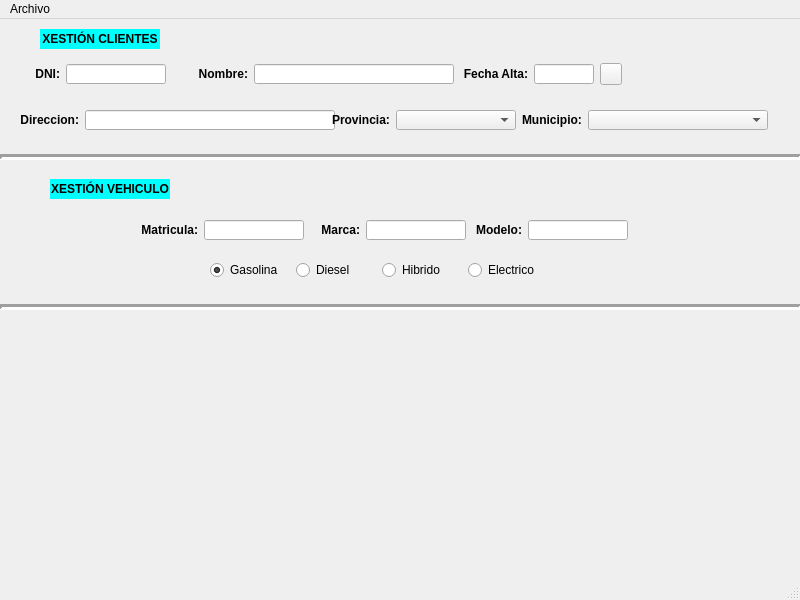
Old version of the form QuintanaRanha/ventMain.ui in the repository Martin-Quintana/Desenvolvemento-de-Interfaces.
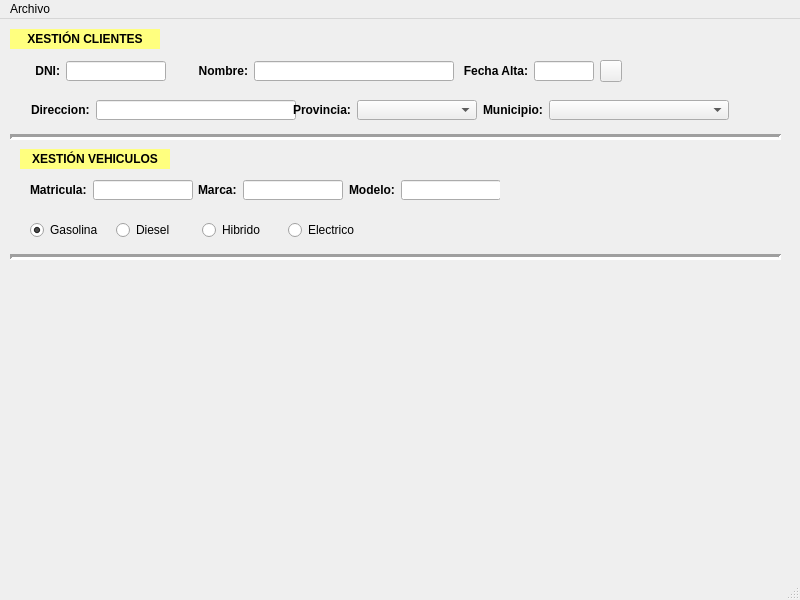
New version of the form. Icons and pictures are not drawn.

What changed in the file:
```diff
--- a/QuintanaRanha/ventMain.ui
+++ b/QuintanaRanha/ventMain.ui
@@ -29,21 +29,21 @@
    <widget class="QLabel" name="lblTitulocli">
     <property name="geometry">
      <rect>
-      <x>40</x>
+      <x>10</x>
       <y>10</y>
-      <width>120</width>
+      <width>150</width>
       <height>20</height>
      </rect>
     </property>
     <property name="minimumSize">
      <size>
-      <width>120</width>
+      <width>150</width>
       <height>20</height>
      </size>
     </property>
     <property name="maximumSize">
      <size>
-      <width>120</width>
+      <width>150</width>
       <height>20</height>
      </size>
     </property>
@@ -58,7 +58,7 @@
      <bool>false</bool>
     </property>
     <property name="styleSheet">
-     <string notr="true">background-color: rgb(0, 255, 255);</string>
+     <string notr="true">background-color: rgb(255, 255, 127);</string>
     </property>
     <property name="text">
      <string>XESTIÓN CLIENTES</string>
@@ -70,9 +70,9 @@
    <widget class="Line" name="line">
     <property name="geometry">
      <rect>
-      <x>0</x>
-      <y>130</y>
-      <width>801</width>
+      <x>10</x>
+      <y>110</y>
+      <width>771</width>
       <height>16</height>
      </rect>
     </property>
@@ -83,288 +83,52 @@
      <enum>Qt::Horizontal</enum>
     </property>
    </widget>
-   <widget class="QLabel" name="lblCartit">
-    <property name="geometry">
-     <rect>
-      <x>50</x>
-      <y>160</y>
-      <width>120</width>
-      <height>20</height>
-     </rect>
-    </property>
-    <property name="minimumSize">
-     <size>
-      <width>120</width>
-      <height>20</height>
-     </size>
-    </property>
-    <property name="maximumSize">
-     <size>
-      <width>120</width>
-      <height>20</height>
-     </size>
-    </property>
-    <property name="font">
-     <font>
-      <pointsize>9</pointsize>
-      <weight>75</weight>
-      <bold>true</bold>
-     </font>
-    </property>
-    <property name="autoFillBackground">
-     <bool>false</bool>
-    </property>
-    <property name="styleSheet">
-     <string notr="true">background-color: rgb(0, 255, 255);</string>
-    </property>
-    <property name="text">
-     <string>XESTIÓN VEHICULO</string>
-    </property>
-    <property name="alignment">
-     <set>Qt::AlignCenter</set>
-    </property>
-   </widget>
-   <widget class="QWidget" name="layoutWidget">
+   <widget class="QLabel" name="lblCarTit">
     <property name="geometry">
      <rect>
       <x>20</x>
-      <y>90</y>
-      <width>748</width>
-      <height>22</height>
+      <y>130</y>
+      <width>150</width>
+      <height>20</height>
      </rect>
     </property>
-    <layout class="QHBoxLayout" name="horizontalLayout_2">
-     <item>
-      <widget class="QLabel" name="lblDirCli">
-       <property name="font">
-        <font>
-         <weight>75</weight>
-         <bold>true</bold>
-        </font>
-       </property>
-       <property name="text">
-        <string>Direccion:</string>
-       </property>
-       <property name="alignment">
-        <set>Qt::AlignRight|Qt::AlignTrailing|Qt::AlignVCenter</set>
-       </property>
-      </widget>
-     </item>
-     <item>
-      <widget class="QLineEdit" name="txtDirCli">
-       <property name="minimumSize">
-        <size>
-         <width>250</width>
-         <height>20</height>
-        </size>
-       </property>
-       <property name="maximumSize">
-        <size>
-         <width>250</width>
-         <height>20</height>
-        </size>
-       </property>
-      </widget>
-     </item>
-     <item>
-      <widget class="QLabel" name="lblProCli">
-       <property name="font">
-        <font>
-         <weight>75</weight>
-         <bold>true</bold>
-        </font>
-       </property>
-       <property name="text">
-        <string>Provincia:</string>
-       </property>
-      </widget>
-     </item>
-     <item>
-      <widget class="QComboBox" name="cmbProCli">
-       <property name="minimumSize">
-        <size>
-         <width>120</width>
-         <height>20</height>
-        </size>
-       </property>
-       <property name="maximumSize">
-        <size>
-         <width>120</width>
-         <height>20</height>
-        </size>
-       </property>
-      </widget>
-     </item>
-     <item>
-      <widget class="QLabel" name="lblMuniCli">
-       <property name="font">
-        <font>
-         <weight>75</weight>
-         <bold>true</bold>
-        </font>
-       </property>
-       <property name="text">
-        <string>Municipio:</string>
-       </property>
-      </widget>
-     </item>
-     <item>
-      <widget class="QComboBox" name="cmbMuniCli">
-       <property name="minimumSize">
-        <size>
-         <width>180</width>
-         <height>20</height>
-        </size>
-       </property>
-       <property name="maximumSize">
-        <size>
-         <width>180</width>
-         <height>20</height>
-        </size>
-       </property>
-      </widget>
-     </item>
-    </layout>
-   </widget>
-   <widget class="QWidget" name="layoutWidget">
-    <property name="geometry">
-     <rect>
-      <x>140</x>
-      <y>200</y>
-      <width>488</width>
-      <height>22</height>
-     </rect>
+    <property name="minimumSize">
+     <size>
+      <width>150</width>
+      <height>20</height>
+     </size>
     </property>
-    <layout class="QHBoxLayout" name="horizontalLayout_3">
-     <item>
-      <widget class="QLabel" name="lblMatri">
-       <property name="font">
-        <font>
-         <weight>75</weight>
-         <bold>true</bold>
-        </font>
-       </property>
-       <property name="text">
-        <string>Matricula:</string>
-       </property>
-       <property name="alignment">
-        <set>Qt::AlignRight|Qt::AlignTrailing|Qt::AlignVCenter</set>
-       </property>
-      </widget>
-     </item>
-     <item>
-      <widget class="QLineEdit" name="txtCar">
-       <property name="minimumSize">
-        <size>
-         <width>100</width>
-         <height>20</height>
-        </size>
-       </property>
-       <property name="maximumSize">
-        <size>
-         <width>100</width>
-         <height>20</height>
-        </size>
-       </property>
-      </widget>
-     </item>
-     <item>
-      <widget class="QLabel" name="lblMarca">
-       <property name="minimumSize">
-        <size>
-         <width>50</width>
-         <height>20</height>
-        </size>
-       </property>
-       <property name="maximumSize">
-        <size>
-         <width>50</width>
-         <height>20</height>
-        </size>
-       </property>
-       <property name="font">
-        <font>
-         <pointsize>9</pointsize>
-         <weight>75</weight>
-         <bold>true</bold>
-        </font>
-       </property>
-       <property name="text">
-        <string>Marca:</string>
-       </property>
-       <property name="alignment">
-        <set>Qt::AlignRight|Qt::AlignTrailing|Qt::AlignVCenter</set>
-       </property>
-      </widget>
-     </item>
-     <item>
-      <widget class="QLineEdit" name="txtMarca">
-       <property name="minimumSize">
-        <size>
-         <width>100</width>
-         <height>20</height>
-        </size>
-       </property>
-       <property name="maximumSize">
-        <size>
-         <width>100</width>
-         <height>20</height>
-        </size>
-       </property>
-      </widget>
-     </item>
-     <item>
-      <widget class="QLabel" name="lblModelo">
-       <property name="minimumSize">
-        <size>
-         <width>50</width>
-         <height>20</height>
-        </size>
-       </property>
-       <property name="maximumSize">
-        <size>
-         <width>50</width>
-         <height>20</height>
-        </size>
-       </property>
-       <property name="font">
-        <font>
-         <pointsize>9</pointsize>
-         <weight>75</weight>
-         <bold>true</bold>
-        </font>
-       </property>
-       <property name="text">
-        <string>Modelo:</string>
-       </property>
-       <property name="alignment">
-        <set>Qt::AlignRight|Qt::AlignTrailing|Qt::AlignVCenter</set>
-       </property>
-      </widget>
-     </item>
-     <item>
-      <widget class="QLineEdit" name="txtModelo">
-       <property name="minimumSize">
-        <size>
-         <width>100</width>
-         <height>20</height>
-        </size>
-       </property>
-       <property name="maximumSize">
-        <size>
-         <width>100</width>
-         <height>20</height>
-        </size>
-       </property>
-      </widget>
-     </item>
-    </layout>
+    <property name="maximumSize">
+     <size>
+      <width>150</width>
+      <height>20</height>
+     </size>
+    </property>
+    <property name="font">
+     <font>
+      <pointsize>9</pointsize>
+      <weight>75</weight>
+      <bold>true</bold>
+     </font>
+    </property>
+    <property name="autoFillBackground">
+     <bool>false</bool>
+    </property>
+    <property name="styleSheet">
+     <string notr="true">background-color: rgb(255, 255, 127);</string>
+    </property>
+    <property name="text">
+     <string>XESTIÓN VEHICULOS</string>
+    </property>
+    <property name="alignment">
+     <set>Qt::AlignCenter</set>
+    </property>
    </widget>
    <widget class="QWidget" name="layoutWidget">
     <property name="geometry">
      <rect>
       <x>30</x>
-      <y>43</y>
+      <y>40</y>
       <width>594</width>
       <height>24</height>
      </rect>
@@ -429,6 +193,12 @@
          <height>20</height>
         </size>
        </property>
+       <property name="font">
+        <font>
+         <weight>75</weight>
+         <bold>true</bold>
+        </font>
+       </property>
        <property name="text">
         <string/>
        </property>
@@ -555,12 +325,210 @@
      </item>
     </layout>
    </widget>
+   <widget class="QWidget" name="layoutWidget">
+    <property name="geometry">
+     <rect>
+      <x>31</x>
+      <y>80</y>
+      <width>698</width>
+      <height>22</height>
+     </rect>
+    </property>
+    <layout class="QHBoxLayout" name="horizontalLayout_2">
+     <item>
+      <widget class="QLabel" name="lblDirCli">
+       <property name="font">
+        <font>
+         <weight>75</weight>
+         <bold>true</bold>
+        </font>
+       </property>
+       <property name="text">
+        <string>Direccion:</string>
+       </property>
+      </widget>
+     </item>
+     <item>
+      <widget class="QLineEdit" name="txtDirCli">
+       <property name="minimumSize">
+        <size>
+         <width>200</width>
+         <height>20</height>
+        </size>
+       </property>
+       <property name="maximumSize">
+        <size>
+         <width>200</width>
+         <height>20</height>
+        </size>
+       </property>
+      </widget>
+     </item>
+     <item>
+      <widget class="QLabel" name="lblProvCli">
+       <property name="font">
+        <font>
+         <weight>75</weight>
+         <bold>true</bold>
+        </font>
+       </property>
+       <property name="text">
+        <string>Provincia:</string>
+       </property>
+      </widget>
+     </item>
+     <item>
+      <widget class="QComboBox" name="cmpProCli">
+       <property name="minimumSize">
+        <size>
+         <width>120</width>
+         <height>20</height>
+        </size>
+       </property>
+       <property name="maximumSize">
+        <size>
+         <width>120</width>
+         <height>20</height>
+        </size>
+       </property>
+      </widget>
+     </item>
+     <item>
+      <widget class="QLabel" name="lblMuniCli">
+       <property name="font">
+        <font>
+         <weight>75</weight>
+         <bold>true</bold>
+        </font>
+       </property>
+       <property name="text">
+        <string>Municipio:</string>
+       </property>
+      </widget>
+     </item>
+     <item>
+      <widget class="QComboBox" name="cmbMuniCli">
+       <property name="minimumSize">
+        <size>
+         <width>180</width>
+         <height>20</height>
+        </size>
+       </property>
+       <property name="maximumSize">
+        <size>
+         <width>180</width>
+         <height>20</height>
+        </size>
+       </property>
+      </widget>
+     </item>
+    </layout>
+   </widget>
+   <widget class="QWidget" name="layoutWidget">
+    <property name="geometry">
+     <rect>
+      <x>30</x>
+      <y>160</y>
+      <width>470</width>
+      <height>22</height>
+     </rect>
+    </property>
+    <layout class="QHBoxLayout" name="horizontalLayout_3">
+     <item>
+      <widget class="QLabel" name="lblMatricCli">
+       <property name="font">
+        <font>
+         <weight>75</weight>
+         <bold>true</bold>
+        </font>
+       </property>
+       <property name="text">
+        <string>Matricula:</string>
+       </property>
+      </widget>
+     </item>
+     <item>
+      <widget class="QLineEdit" name="txtMatricula">
+       <property name="minimumSize">
+        <size>
+         <width>100</width>
+         <height>20</height>
+        </size>
+       </property>
+       <property name="maximumSize">
+        <size>
+         <width>100</width>
+         <height>20</height>
+        </size>
+       </property>
+      </widget>
+     </item>
+     <item>
+      <widget class="QLabel" name="lblMarca">
+       <property name="font">
+        <font>
+         <weight>75</weight>
+         <bold>true</bold>
+        </font>
+       </property>
+       <property name="text">
+        <string>Marca:</string>
+       </property>
+      </widget>
+     </item>
+     <item>
+      <widget class="QLineEdit" name="txtMarca">
+       <property name="minimumSize">
+        <size>
+         <width>100</width>
+         <height>20</height>
+        </size>
+       </property>
+       <property name="maximumSize">
+        <size>
+         <width>100</width>
+         <height>20</height>
+        </size>
+       </property>
+      </widget>
+     </item>
+     <item>
+      <widget class="QLabel" name="lblModelo">
+       <property name="font">
+        <font>
+         <weight>75</weight>
+         <bold>true</bold>
+        </font>
+       </property>
+       <property name="text">
+        <string>Modelo:</string>
+       </property>
+      </widget>
+     </item>
+     <item>
+      <widget class="QLineEdit" name="txtModelo">
+       <property name="minimumSize">
+        <size>
+         <width>100</width>
+         <height>20</height>
+        </size>
+       </property>
+       <property name="maximumSize">
+        <size>
+         <width>100</width>
+         <height>20</height>
+        </size>
+       </property>
+      </widget>
+     </item>
+    </layout>
+   </widget>
    <widget class="Line" name="line_2">
     <property name="geometry">
      <rect>
-      <x>0</x>
-      <y>280</y>
-      <width>801</width>
+      <x>10</x>
+      <y>230</y>
+      <width>771</width>
       <height>16</height>
      </rect>
     </property>
@@ -571,11 +539,11 @@
      <enum>Qt::Horizontal</enum>
     </property>
    </widget>
-   <widget class="QWidget" name="layoutWidget">
+   <widget class="QWidget" name="">
     <property name="geometry">
      <rect>
-      <x>210</x>
-      <y>240</y>
+      <x>30</x>
+      <y>200</y>
       <width>340</width>
       <height>22</height>
      </rect>
```
Left out of the diff: 12 changed lines with no effect on the pictures.
